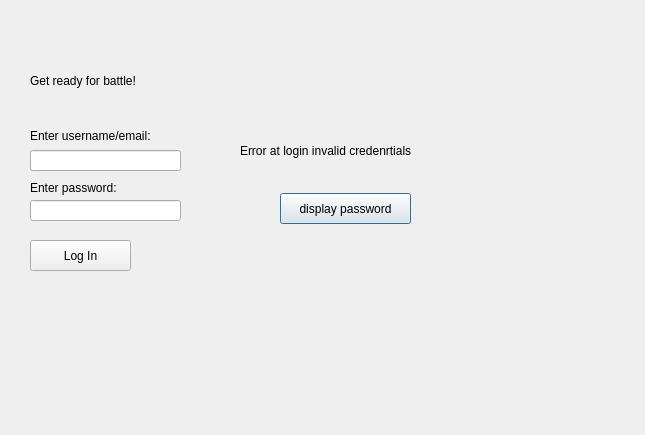
Qt form Triviador/Triviador/Login.ui (AndreiAndreea/TriviadorMCpp) before a commit.
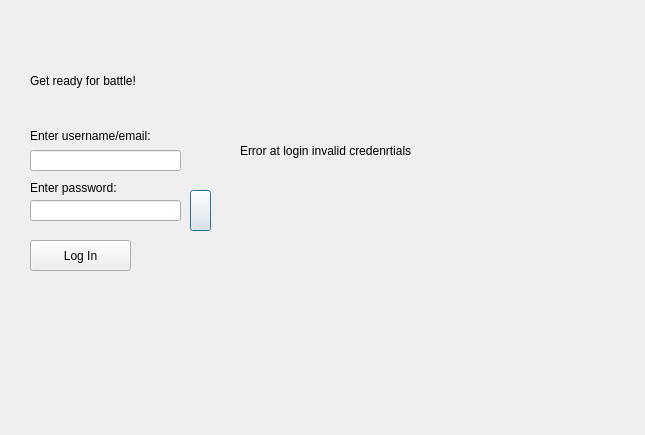
The same form after that commit.

Commit message: Implemented connectivity between login and users from database. Added show/display password functionality to login and register window. Added a functionality for not answering the single choice questions.

Diff of the .ui file:
```diff
--- a/Triviador/Triviador/Login.ui
+++ b/Triviador/Triviador/Login.ui
@@ -75,14 +75,17 @@
   <widget class="QPushButton" name="displayPasswordPushButton">
    <property name="geometry">
     <rect>
-     <x>280</x>
-     <y>193</y>
-     <width>131</width>
-     <height>31</height>
+     <x>190</x>
+     <y>190</y>
+     <width>21</width>
+     <height>41</height>
     </rect>
    </property>
+   <property name="autoFillBackground">
+    <bool>false</bool>
+   </property>
    <property name="text">
-    <string>display password</string>
+    <string/>
    </property>
   </widget>
   <widget class="QPushButton" name="loginPushButton">
```
The commit also changes 11 other files.
